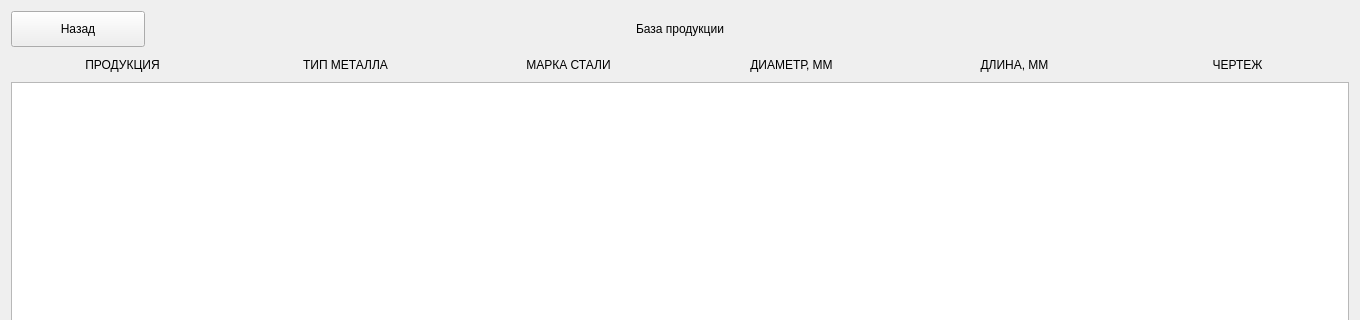
The window that ui_sources/products_db_frame.ui (Churkabesina/Kazan_zavod_app) describes before a commit, drawn with Qt 5; both pictures show x 0 to 1360 and y 0 to 320 of the 1360 by 735 pixel window.
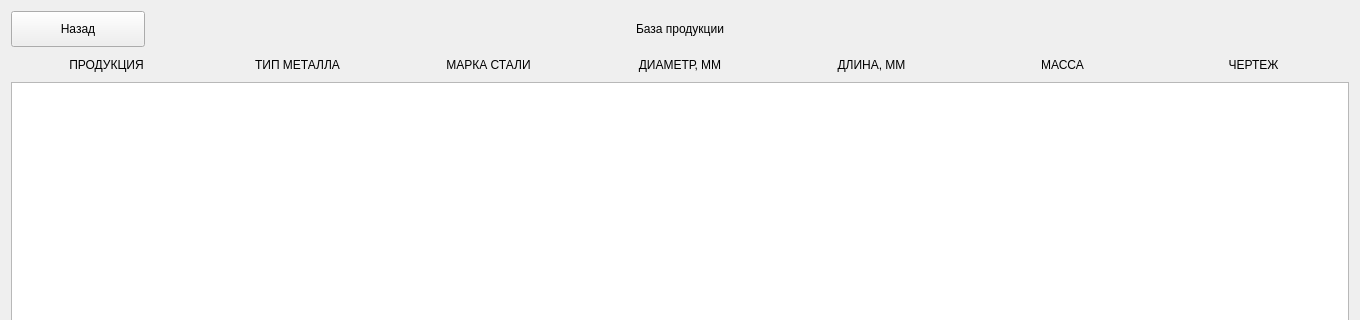
The same window after the commit.

Diff of the .ui file:
```diff
--- a/ui_sources/products_db_frame.ui
+++ b/ui_sources/products_db_frame.ui
@@ -82,7 +82,7 @@
       </layout>
      </item>
      <item>
-      <layout class="QHBoxLayout" name="labels_layout" stretch="2,2,2,2,2,2">
+      <layout class="QHBoxLayout" name="labels_layout" stretch="0,0,0,0,0,0,0">
        <property name="spacing">
         <number>0</number>
        </property>
@@ -139,6 +139,16 @@
          </property>
         </widget>
        </item>
+       <item>
+        <widget class="QLabel" name="mass_label">
+         <property name="text">
+          <string>МАССА</string>
+         </property>
+         <property name="alignment">
+          <set>Qt::AlignCenter</set>
+         </property>
+        </widget>
+       </item>
        <item>
         <widget class="QLabel" name="draw_label">
          <property name="text">
```
